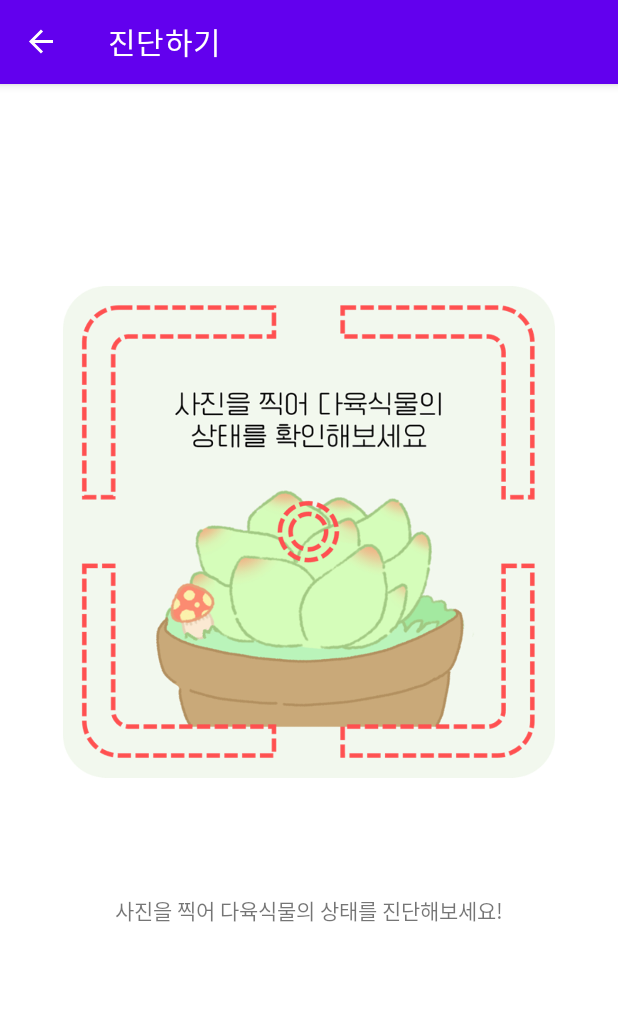
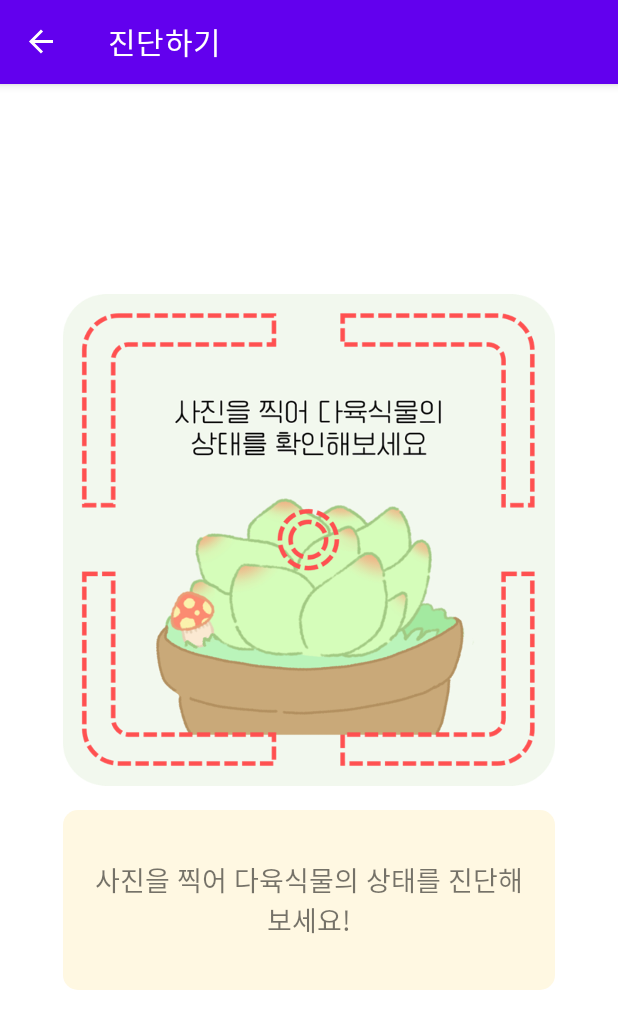
Before and after one commit to gdscewha-3rd/Project-Community, an Android app: the DiagnosisFragment screen opened through its navigation route, on a phone screen of 412 x 824 dp. Shown: the top 1029 px of the screen. Run offline under Robolectric (Android 15) with nearby library versions, the phone set to English and light mode, and no system bars; our stand-ins replace data binding, navigation-ui; libraries missing offline, so code that uses them is left out: com.loopj.android, cz.msebera.android, org.tensorflow.lite; pictures from the network do not load; 1 statement that could not run was skipped.

Commit message:
진단하기 - 자잘한 수정

```diff
--- a/app/build.gradle
+++ b/app/build.gradle
@@ -27,17 +27,12 @@ android {
     }
 
     packagingOptions {
-        exclude 'META-INF/DEPENDENCIES'
         exclude 'META-INF/LICENSE'
         exclude 'META-INF/LICENSE.txt'
         exclude 'META-INF/LICENSE.md'
-        exclude 'META-INF/license.txt'
         exclude 'META-INF/NOTICE'
         exclude 'META-INF/NOTICE.txt'
         exclude 'META-INF/NOTICE.md'
-        exclude 'META-INF/INDEX.LIST'
-        exclude 'META-INF/notice.txt'
-        exclude 'META-INF/ASL2.0'
     }
 
     buildFeatures{
@@ -93,4 +88,5 @@ dependencies {
     implementation 'com.loopj.android:android-async-http:1.4.11'
     implementation 'com.squareup.retrofit2:converter-gson:2.8.8'
 
+
 }
--- a/app/src/main/java/com/example/leafy2/diagnosis/DiagnosisFragment.kt
+++ b/app/src/main/java/com/example/leafy2/diagnosis/DiagnosisFragment.kt
@@ -15,9 +15,6 @@ import androidx.fragment.app.Fragment
 import android.view.LayoutInflater
 import android.view.View
 import android.view.ViewGroup
-import android.widget.ImageView
-import android.widget.TextView
-import android.widget.Toast
 import androidx.core.app.ActivityCompat
 import androidx.core.content.ContextCompat
 import com.example.leafy2.databinding.FragmentDiagnosisBinding
@@ -42,18 +39,18 @@ import kotlin.math.min
 
 import android.view.animation.Animation
 import android.view.animation.AnimationUtils
-
+import android.widget.*
 
 
 class DiagnosisFragment : Fragment() {
 
-    val CAMERA = arrayOf(android.Manifest.permission.CAMERA)
-    val CAMERA_REQUEST = 98
-
     private lateinit var binding: FragmentDiagnosisBinding
 
-    private lateinit var resultTv: TextView
+    private lateinit var result: TextView
     private lateinit var image: ImageView
+    private lateinit var save: Button
+    private lateinit var recapture: Button
+    private lateinit var click: TextView
 
     protected lateinit var tflite: Interpreter
     private lateinit var inputImageBuffer: TensorImage
@@ -73,17 +70,23 @@ class DiagnosisFragment : Fragment() {
     override fun onCreateView(
         inflater: LayoutInflater, container: ViewGroup?,
         savedInstanceState: Bundle?
-    ): View? {
+    ): View {
         binding = FragmentDiagnosisBinding.inflate(inflater, container, false)
-        val view = binding.root
-        return view
+        return binding.root
     }
 
     override fun onViewCreated(view: View, savedInstanceState: Bundle?) {
         super.onViewCreated(view, savedInstanceState)
-        resultTv = binding.resultTv
-        binding.captureIv.setOnClickListener { takePhoto() }
-        image = binding.captureIv
+
+        binding.apply {
+            result = resultTv
+            captureIv.setOnClickListener { takePhoto() }
+            reCaptureBtn.setOnClickListener { takePhoto() }
+            image = captureIv
+            click = clickTv
+            recapture = reCaptureBtn
+            save = saveBtn
+        }
 
         try{
             tflite = loadModel(this)?.let { Interpreter(it) }!!
@@ -91,16 +94,15 @@ class DiagnosisFragment : Fragment() {
             e.printStackTrace()
         }
 
-        val animation: Animation
-        animation = AnimationUtils.loadAnimation(
+        val animation: Animation = AnimationUtils.loadAnimation(
             requireContext(),
             com.example.leafy2.R.anim.blink
         )
-        binding.clickTv.startAnimation(animation)
+        click.startAnimation(animation)
 
     }
 
-    fun loadModel(frag: DiagnosisFragment): MappedByteBuffer?{
+    private fun loadModel(frag: DiagnosisFragment): MappedByteBuffer?{
         val fileDescriptor: AssetFileDescriptor? = frag.activity?.assets?.openFd("model.tflite")
         val inputStream: FileInputStream = FileInputStream(fileDescriptor?.fileDescriptor)
         val fileChannel: FileChannel = inputStream.channel
@@ -114,9 +116,9 @@ class DiagnosisFragment : Fragment() {
     }
 
     private fun takePhoto(){
-        if(checkPermission(CAMERA)){
+        if(checkPermission(Companion.CAMERA)){
             val intent = Intent(MediaStore.ACTION_IMAGE_CAPTURE)
-            startActivityForResult(intent, CAMERA_REQUEST)
+            startActivityForResult(intent, Companion.CAMERA_REQUEST)
         }
     }
 
@@ -124,7 +126,9 @@ class DiagnosisFragment : Fragment() {
         if(Build.VERSION.SDK_INT >= Build.VERSION_CODES.M){
             for( permission in permissions){
                 if(context?.let { ContextCompat.checkSelfPermission(it, permission) } != PackageManager.PERMISSION_GRANTED){
-                    ActivityCompat.requestPermissions(context as Activity, permissions, CAMERA_REQUEST)
+                    ActivityCompat.requestPermissions(context as Activity, permissions,
+                        Companion.CAMERA_REQUEST
+                    )
                     return false
                 }
             }
@@ -138,7 +142,7 @@ class DiagnosisFragment : Fragment() {
         grantResults: IntArray
     ) {
         when(requestCode){
-            CAMERA_REQUEST -> {
+            Companion.CAMERA_REQUEST -> {
                 for(grant in grantResults){
                     if(grant != PackageManager.PERMISSION_GRANTED){
                         Toast.makeText(context, "카메라 권한을 허용해주세요", Toast.LENGTH_SHORT).show()
@@ -152,7 +156,7 @@ class DiagnosisFragment : Fragment() {
         super.onActivityResult(requestCode, resultCode, data)
         if(resultCode==RESULT_OK){
             when (requestCode){
-                CAMERA_REQUEST -> {
+                Companion.CAMERA_REQUEST -> {
                     bitmap = data?.extras?.get("data") as Bitmap
                     image?.setImageBitmap(bitmap)
                     classifyImage()
@@ -161,7 +165,7 @@ class DiagnosisFragment : Fragment() {
         }
     }
 
-    fun classifyImage(){
+    private fun classifyImage(){
         var imageTensorIndex = 0
         var imageShape = tflite.getInputTensor(imageTensorIndex).shape()
         imageSizeX = imageShape[2]
@@ -204,8 +208,7 @@ class DiagnosisFragment : Fragment() {
         return NormalizeOp(0.0f, 1.0f)
     }
 
-    fun showResult(){
-        //labels = context?.let { FileUtil.loadLabels(it, "label.txt") } as List<String>
+    private fun showResult(){
         try {
             labels = activity?.let { FileUtil.loadLabels(it, "label.txt") } as List<String>
         }catch (e: Exception){
@@ -216,12 +219,10 @@ class DiagnosisFragment : Fragment() {
 
 
         val maxValueInMap = (Collections.max(labeledProbability.values))
-        var resultLabelTxt: String?=null
 
         for(entry in labeledProbability.entries){
             if(entry.value==maxValueInMap){
-                resultLabelTxt = entry.key
-                setResultTv(resultLabelTxt)
+                setResultTv(entry.key)
             }
         }
     }
@@ -229,18 +230,26 @@ class DiagnosisFragment : Fragment() {
     fun setResultTv(label: String){
         when(label){
             "건강" -> {
-                resultTv.setText(getString(com.example.leafy2.R.string.result_healthy))
+                result.text = getString(com.example.leafy2.R.string.result_healthy)
             }
             "화상" -> {
-                resultTv.setText(getString(com.example.leafy2.R.string.result_sunburn))
+                result.text = getString(com.example.leafy2.R.string.result_sunburn)
             }
             "과습" -> {
-                resultTv.setText(getString(com.example.leafy2.R.string.result_overwatered))
+                result.text = getString(com.example.leafy2.R.string.result_overwatered)
             }
             "수분부족" ->{
-                resultTv.setText(getString(com.example.leafy2.R.string.result_dry))
+                result.text = getString(com.example.leafy2.R.string.result_dry)
             }
         }
-        binding.btnContainer.visibility = View.VISIBLE
+        recapture.visibility = View.VISIBLE
+        save.visibility = View.VISIBLE
+        click.clearAnimation()
+        click.visibility = View.GONE
+    }
+
+    companion object {
+        private const val CAMERA_REQUEST = 98
+        private val CAMERA = arrayOf(android.Manifest.permission.CAMERA)
     }
 }
--- a/app/src/main/java/com/example/leafy2/main/StartFragment.kt
+++ b/app/src/main/java/com/example/leafy2/main/StartFragment.kt
@@ -78,6 +78,8 @@ class StartFragment : Fragment() {
 
         weatherTip = binding.weatherTipTv
         weatherIcon = binding.weatherIc
+
+        binding.toCalendar.setOnClickListener { goToCalendarFragment() }
 
     }
 
@@ -178,8 +180,8 @@ class StartFragment : Fragment() {
         findNavController().navigate(R.id.action_startFragment_to_diagnosisFragment)
     }
 
-    fun setGreetingText(){
-        binding?.greetingTv?.setText(MyApplication.username +"님 안녕하세요 : )")
+    fun goToCalendarFragment(){
+        findNavController().navigate(R.id.action_startFragment_to_calendarFragment)
     }
 
     fun goToLoginActivity(){
@@ -188,4 +190,8 @@ class StartFragment : Fragment() {
             startActivity(intent)
         }
     }
+
+    fun setGreetingText(){
+        binding?.greetingTv?.setText(MyApplication.username +"님 안녕하세요 : )")
+    }
 }
--- /dev/null
+++ b/app/src/main/res/drawable/corner_round_box.xml
@@ -0,0 +1,6 @@
+<?xml version="1.0" encoding="utf-8"?>
+<shape xmlns:android="http://schemas.android.com/apk/res/android"
+    android:shape="rectangle">
+    <corners android:radius="10dp"/>
+    <solid android:color="#FFF8E2"/>
+</shape>
--- a/app/src/main/res/layout/fragment_diagnosis.xml
+++ b/app/src/main/res/layout/fragment_diagnosis.xml
@@ -14,18 +14,24 @@
         android:layout_width="360dp"
         android:layout_height="600dp"
         android:layout_gravity="center">
+        <FrameLayout
+            android:id="@+id/click_layout"
+            android:layout_width="wrap_content"
+            android:layout_height="40dp"
+            android:layout_centerHorizontal="true">
             <TextView
                 android:id="@+id/click_tv"
                 android:layout_width="wrap_content"
-            android:layout_height="wrap_content"
-            android:text="@string/click"
-            android:textSize="25sp"
-            android:textColor="@color/black"
+                android:layout_height="40dp"
                 android:shadowColor="#000000"
                 android:shadowDx="1.5"
                 android:shadowDy="1.3"
                 android:shadowRadius="1.6"
-            android:layout_centerHorizontal="true" />
+                android:text="@string/click"
+                android:textColor="@color/black"
+                android:textSize="25sp" />
+        </FrameLayout>
+
 
         <ImageView
             android:id="@+id/capture_iv"
@@ -35,7 +41,7 @@
             android:layout_marginTop="16dp"
             android:layout_marginEnd="16dp"
             android:layout_marginBottom="16dp"
-            android:layout_below="@id/click_tv"
+            android:layout_below="@id/click_layout"
             app:srcCompat="@drawable/take_photo">
 
         </ImageView>
@@ -44,11 +50,13 @@
         <TextView
             android:id="@+id/result_tv"
             android:layout_width="328dp"
-            android:layout_height="144dp"
+            android:layout_height="120dp"
             android:layout_below="@id/capture_iv"
             android:layout_marginHorizontal="16dp"
+            android:background="@drawable/corner_round_box"
+            android:gravity="center"
+            android:textSize="18sp"
             android:padding="16dp"
-            android:gravity="center"
 
             android:text="사진을 찍어 다육식물의 상태를 진단해보세요!" />
 
@@ -56,16 +64,16 @@
             android:id="@+id/btn_container"
             android:layout_below="@id/result_tv"
             android:layout_width="328dp"
-            android:layout_height="wrap_content"
+            android:layout_height="48dp"
             android:layout_margin="16dp"
             android:gravity="right"
-            android:orientation="horizontal"
-            android:visibility="gone">
+            android:orientation="horizontal">
             <Button
                 android:id="@+id/re_capture_btn"
                 android:layout_width="wrap_content"
                 android:layout_height="wrap_content"
                 android:text="재촬영"
+                android:visibility="gone"
                 style="?attr/materialButtonOutlinedStyle"/>
 
             <Button
@@ -73,6 +81,7 @@
                 android:layout_marginLeft="16dp"
                 android:layout_width="wrap_content"
                 android:layout_height="wrap_content"
+                android:visibility="gone"
                 android:text="기록하기"/>
         </LinearLayout>
 
--- a/app/src/main/res/navigation/nav_graph.xml
+++ b/app/src/main/res/navigation/nav_graph.xml
@@ -21,10 +21,18 @@
         <action
             android:id="@+id/action_startFragment_to_diagnosisFragment"
             app:destination="@id/diagnosisFragment" />
+        <action
+            android:id="@+id/action_startFragment_to_calendarFragment"
+            app:destination="@id/calendarFragment" />
     </fragment>
     <fragment
         android:id="@+id/diagnosisFragment"
         android:name="com.example.leafy2.diagnosis.DiagnosisFragment"
         android:label="진단하기"
         tools:layout="@layout/fragment_diagnosis" />
+    <fragment
+        android:id="@+id/calendarFragment"
+        android:name="com.example.leafy2.calendar.CalendarFragment"
+        android:label="fragment_calendar"
+        tools:layout="@layout/fragment_calendar" />
 </navigation>
```
Also changed, not shown: app/src/main/java/com/example/leafy2/calendar/CalendarFragment.kt (added, +33 -0 lines), app/src/main/res/layout/fragment_calendar.xml (added, +11 -0 lines), app/src/main/res/layout/fragment_start.xml (+12 -0 lines), app/src/main/java/com/example/leafy2/main/WeatherData.kt (deleted), 2 other files. Lines whose indentation alone changed are shown as unchanged.
